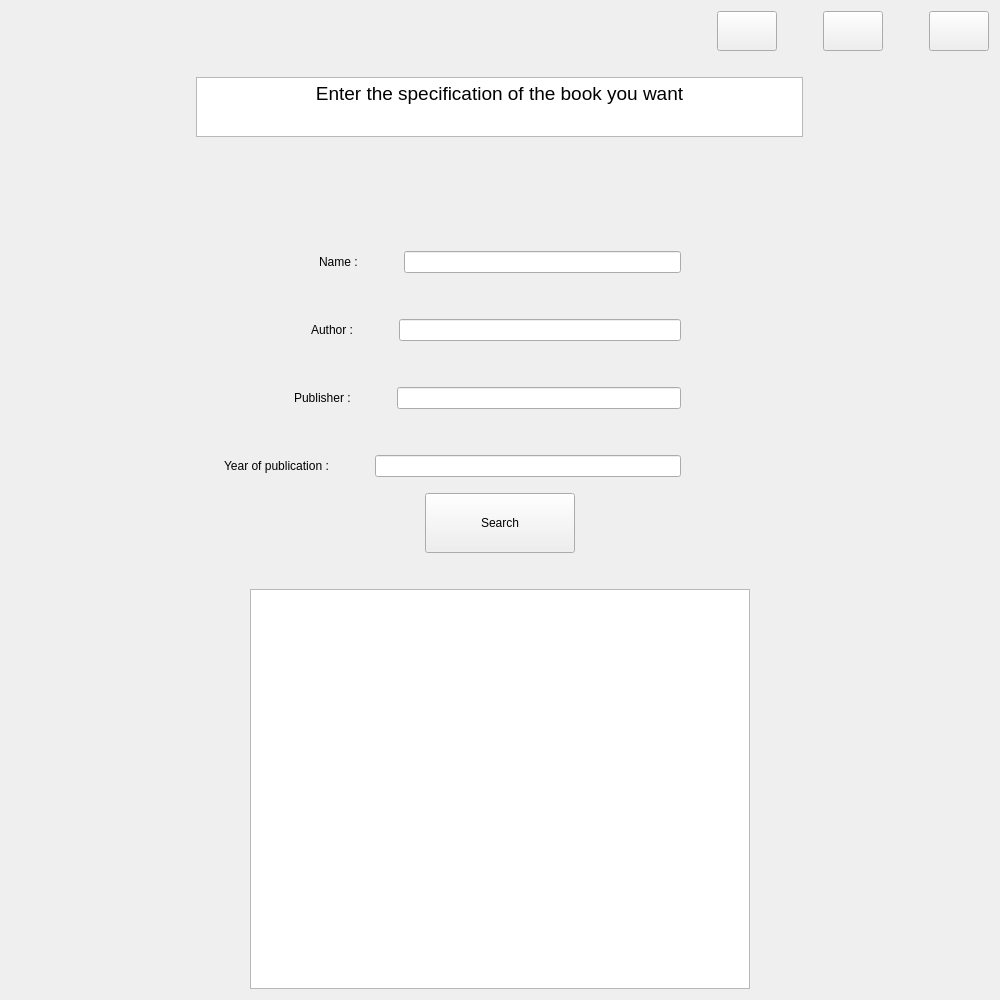
Old version of the form Project/search.ui in the repository AminNaghiyan/uiap92_project.
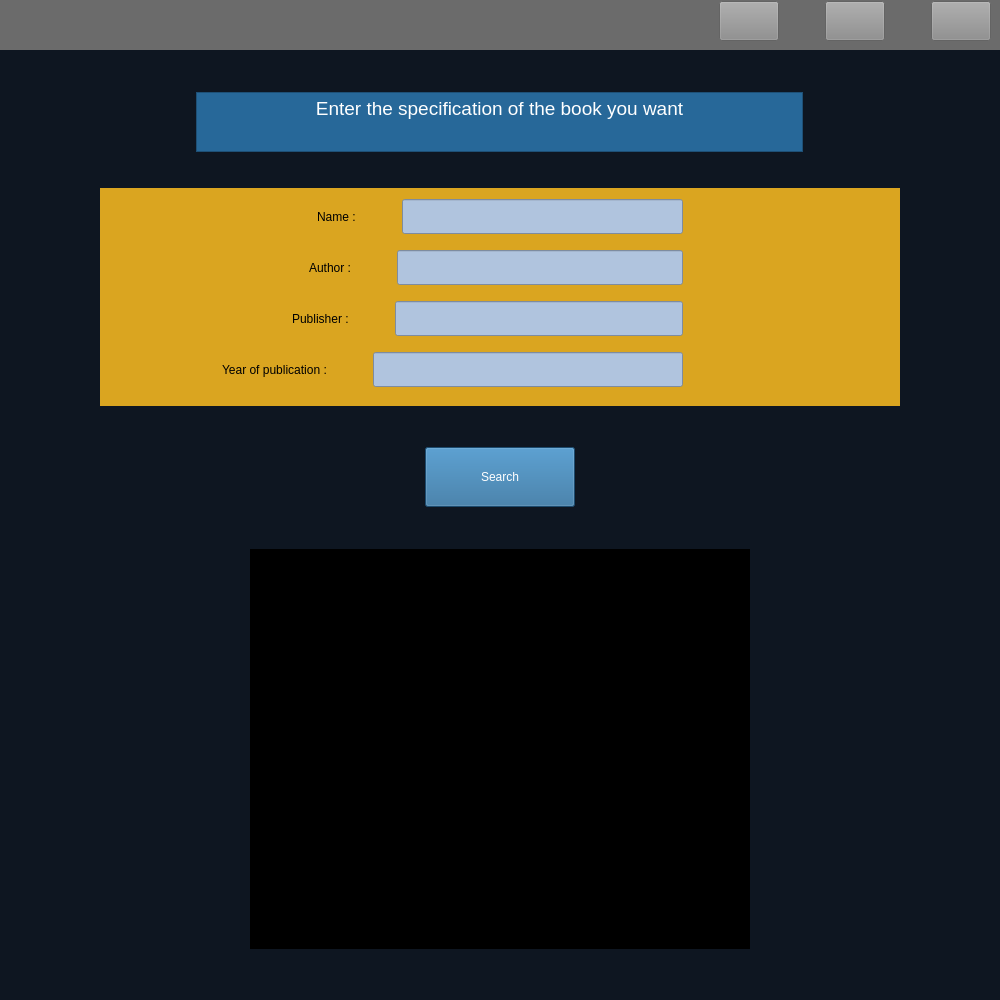
New version of the form. Icons and pictures are not drawn.

Commit message: Design final appearance of page Search

```diff
--- a/Project/search.ui
+++ b/Project/search.ui
@@ -13,7 +13,110 @@
   <property name="windowTitle">
    <string>Form</string>
   </property>
+  <property name="styleSheet">
+   <string notr="true">#search
+{
+background-color : rgb(14, 22, 33)
+}
+
+#top
+{
+background-color : rgb(107, 107, 107)
+}
+
+#back::hover
+{
+	background-color: rgb(206, 206, 206);
+}
+
+#back
+{
+background-color : rgb(140, 140, 140) ;
+border-color: rgb(0, 0, 0);
+}
+#close
+{
+background-color : rgb(140, 140, 140) ;
+}
+
+#close::hover
+{
+background-color : red 
+}
+
+#reload::hover
+{
+	background-color: rgb(206, 206, 206);
+}
+
+#reload
+{
+background-color : rgb(140, 140, 140) ;
+border-color: rgb(0, 0, 0);
+}
+
+#textBrowser
+{
+	color: rgb(255, 255, 255);
+	background-color: rgb(39, 104, 153);
+}
+
+#specification
+{
+	background-color: rgb(218, 165, 32);
+}
+#name
+{
+	color: rgb(79, 59, 33);
+background-color : rgb(176, 196, 222)
+}
+
+#athor
+{
+background-color : rgb(176, 196, 222) ;
+color: rgb(79, 59, 33);
+}
+
+#publisher
+{
+color: rgb(79, 59, 33);
+background-color : rgb(176, 196, 222) ;
+}
+
+#year_of_publication
+{
+color: rgb(79, 59, 33);
+background-color : rgb(176, 196, 222) ;
+}
+
+#pushButton
+{
+	color: rgb(255, 255, 255);
+	font: 10pt &quot;MS Shell Dlg 2&quot;;
+background-color: rgb(39, 104, 153) ;
+}
+#pushButton::hover
+{
+background-color : #008080
+}
+
+#textBrowser_2
+{
+	background-color: rgb(0, 0, 0);
+	color: rgb(178, 34, 34);
+	font: 10pt &quot;MS Shell Dlg 2&quot;;
+}</string>
+  </property>
   <layout class="QVBoxLayout" name="verticalLayout">
+   <property name="leftMargin">
+    <number>0</number>
+   </property>
+   <property name="topMargin">
+    <number>0</number>
+   </property>
+   <property name="rightMargin">
+    <number>0</number>
+   </property>
    <item>
     <layout class="QVBoxLayout" name="verticalLayout_2">
      <property name="topMargin">
@@ -23,9 +126,10 @@
       <number>0</number>
      </property>
      <item>
+      <widget class="QWidget" name="top" native="true">
       <layout class="QHBoxLayout" name="horizontalLayout">
        <property name="topMargin">
-        <number>0</number>
+         <number>1</number>
        </property>
        <item>
         <spacer name="horizontalSpacer">
@@ -57,8 +161,8 @@
          </property>
          <property name="iconSize">
           <size>
-           <width>50</width>
-           <height>40</height>
+            <width>23</width>
+            <height>23</height>
           </size>
          </property>
         </widget>
@@ -96,8 +200,8 @@
          </property>
          <property name="iconSize">
           <size>
-           <width>50</width>
-           <height>40</height>
+            <width>23</width>
+            <height>23</height>
           </size>
          </property>
         </widget>
@@ -141,13 +245,14 @@
          </property>
          <property name="iconSize">
           <size>
-           <width>50</width>
-           <height>40</height>
+            <width>23</width>
+            <height>23</height>
           </size>
          </property>
         </widget>
        </item>
       </layout>
+      </widget>
      </item>
      <item>
       <spacer name="verticalSpacer_2">
@@ -155,7 +260,7 @@
         <enum>Qt::Vertical</enum>
        </property>
        <property name="sizeType">
-        <enum>QSizePolicy::Fixed</enum>
+        <enum>QSizePolicy::Expanding</enum>
        </property>
        <property name="sizeHint" stdset="0">
         <size>
@@ -276,10 +381,27 @@
           </spacer>
          </item>
          <item>
+          <widget class="QWidget" name="specification" native="true">
           <layout class="QVBoxLayout" name="verticalLayout_4">
            <property name="topMargin">
-            <number>0</number>
-           </property>
+             <number>1</number>
+            </property>
+            <item>
+             <spacer name="verticalSpacer_9">
+              <property name="orientation">
+               <enum>Qt::Vertical</enum>
+              </property>
+              <property name="sizeType">
+               <enum>QSizePolicy::Fixed</enum>
+              </property>
+              <property name="sizeHint" stdset="0">
+               <size>
+                <width>20</width>
+                <height>10</height>
+               </size>
+              </property>
+             </spacer>
+            </item>
            <item>
             <layout class="QHBoxLayout" name="horizontalLayout_10">
              <property name="topMargin">
@@ -328,7 +450,20 @@
               </spacer>
              </item>
              <item>
-              <widget class="QLineEdit" name="name"/>
+               <widget class="QLineEdit" name="name">
+                <property name="minimumSize">
+                 <size>
+                  <width>0</width>
+                  <height>35</height>
+                 </size>
+                </property>
+                <property name="maximumSize">
+                 <size>
+                  <width>16777215</width>
+                  <height>35</height>
+                 </size>
+                </property>
+               </widget>
              </item>
              <item>
               <spacer name="horizontalSpacer_24">
@@ -353,10 +488,13 @@
              <property name="orientation">
               <enum>Qt::Vertical</enum>
              </property>
+              <property name="sizeType">
+               <enum>QSizePolicy::Fixed</enum>
+              </property>
              <property name="sizeHint" stdset="0">
               <size>
                <width>20</width>
-               <height>40</height>
+                <height>10</height>
               </size>
              </property>
             </spacer>
@@ -408,11 +546,23 @@
              <item>
               <widget class="QLineEdit" name="athor">
                <property name="sizePolicy">
-                <sizepolicy hsizetype="Expanding" vsizetype="Preferred">
+                 <sizepolicy hsizetype="Expanding" vsizetype="Fixed">
                  <horstretch>0</horstretch>
                  <verstretch>0</verstretch>
                 </sizepolicy>
                </property>
+                <property name="minimumSize">
+                 <size>
+                  <width>0</width>
+                  <height>35</height>
+                 </size>
+                </property>
+                <property name="maximumSize">
+                 <size>
+                  <width>16777215</width>
+                  <height>35</height>
+                 </size>
+                </property>
               </widget>
              </item>
              <item>
@@ -438,10 +588,13 @@
              <property name="orientation">
               <enum>Qt::Vertical</enum>
              </property>
+              <property name="sizeType">
+               <enum>QSizePolicy::Fixed</enum>
+              </property>
              <property name="sizeHint" stdset="0">
               <size>
                <width>20</width>
-               <height>40</height>
+                <height>10</height>
               </size>
              </property>
             </spacer>
@@ -498,6 +651,18 @@
                  <verstretch>0</verstretch>
                 </sizepolicy>
                </property>
+                <property name="minimumSize">
+                 <size>
+                  <width>0</width>
+                  <height>35</height>
+                 </size>
+                </property>
+                <property name="maximumSize">
+                 <size>
+                  <width>16777215</width>
+                  <height>35</height>
+                 </size>
+                </property>
               </widget>
              </item>
              <item>
@@ -526,7 +691,7 @@
              <property name="sizeHint" stdset="0">
               <size>
                <width>20</width>
-               <height>40</height>
+                <height>10</height>
               </size>
              </property>
             </spacer>
@@ -576,7 +741,20 @@
               </spacer>
              </item>
              <item>
-              <widget class="QLineEdit" name="year_of_publication"/>
+               <widget class="QLineEdit" name="year_of_publication">
+                <property name="minimumSize">
+                 <size>
+                  <width>0</width>
+                  <height>35</height>
+                 </size>
+                </property>
+                <property name="maximumSize">
+                 <size>
+                  <width>16777215</width>
+                  <height>35</height>
+                 </size>
+                </property>
+               </widget>
              </item>
              <item>
               <spacer name="horizontalSpacer_12">
@@ -596,7 +774,24 @@
              </item>
             </layout>
            </item>
-          </layout>
+            <item>
+             <spacer name="verticalSpacer">
+              <property name="orientation">
+               <enum>Qt::Vertical</enum>
+              </property>
+              <property name="sizeType">
+               <enum>QSizePolicy::Fixed</enum>
+              </property>
+              <property name="sizeHint" stdset="0">
+               <size>
+                <width>20</width>
+                <height>10</height>
+               </size>
+              </property>
+             </spacer>
+            </item>
+           </layout>
+          </widget>
          </item>
          <item>
           <spacer name="horizontalSpacer_23">
@@ -624,7 +819,7 @@
         <enum>Qt::Vertical</enum>
        </property>
        <property name="sizeType">
-        <enum>QSizePolicy::Fixed</enum>
+        <enum>QSizePolicy::Expanding</enum>
        </property>
        <property name="sizeHint" stdset="0">
         <size>
@@ -692,7 +887,7 @@
         <enum>Qt::Vertical</enum>
        </property>
        <property name="sizeType">
-        <enum>QSizePolicy::Fixed</enum>
+        <enum>QSizePolicy::Expanding</enum>
        </property>
        <property name="sizeHint" stdset="0">
         <size>
@@ -751,6 +946,19 @@
        </item>
       </layout>
      </item>
+     <item>
+      <spacer name="verticalSpacer_10">
+       <property name="orientation">
+        <enum>Qt::Vertical</enum>
+       </property>
+       <property name="sizeHint" stdset="0">
+        <size>
+         <width>20</width>
+         <height>40</height>
+        </size>
+       </property>
+      </spacer>
+     </item>
     </layout>
    </item>
   </layout>
```
Lines whose indentation alone changed are shown as unchanged. The commit also changes 15 other files.
